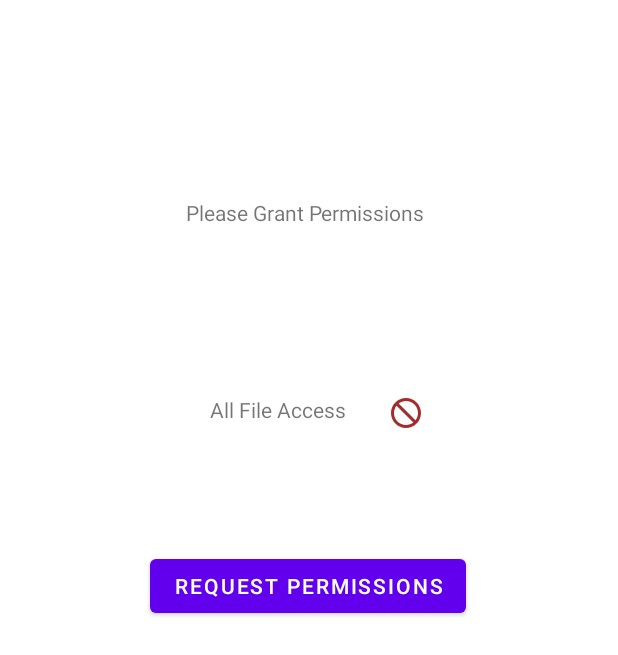
After one commit to bchooxg/CSIT321, an Android app: the fragment CustomSlidePolicyFragment shown on its own in the app's theme, on a phone screen of 412 x 824 dp. The commit adds this screen. Shown: the top 655 px of the screen. Run offline under Robolectric (Android 15) with nearby library versions, the phone set to English and light mode, and no system bars; libraries missing offline, so code that uses them is left out: com.github.appintro.

Commit message:
Updated intro logic

```diff
--- /dev/null
+++ b/app/src/main/java/com/example/firstapp/CustomSlidePolicyFragment.kt
@@ -0,0 +1,55 @@
+package com.example.firstapp
+
+import android.os.Bundle
+import android.util.Log
+import android.view.LayoutInflater
+import android.view.View
+import android.view.ViewGroup
+import android.widget.Button
+import android.widget.CheckBox
+import android.widget.ImageView
+import android.widget.Toast
+import androidx.fragment.app.Fragment
+import com.github.appintro.SlidePolicy
+
+class CustomSlidePolicyFragment : Fragment(), SlidePolicy {
+
+    private lateinit var checkBox: CheckBox
+    private lateinit var imageView: ImageView
+    private lateinit var button : Button
+
+    override fun onCreateView(
+        inflater: LayoutInflater,
+        container: ViewGroup?,
+        savedInstanceState: Bundle?
+    ): View? = inflater.inflate(R.layout.intro_layout, container, false)
+
+    override fun onViewCreated(view: View, savedInstanceState: Bundle?) {
+        super.onViewCreated(view, savedInstanceState)
+        imageView = view.findViewById(R.id.iv_intro_fragment)
+        button = view.findViewById(R.id.btn_intro_fragment)
+        button.setOnClickListener {
+            Toast.makeText(context, "Button Clicked", Toast.LENGTH_SHORT).show()
+            // Todo : add permission logic here
+            imageView.setImageResource(R.drawable.ic_baseline_check_24_green)
+            imageView.tag = R.drawable.ic_baseline_check_24_green
+        }
+    }
+
+    override val isPolicyRespected: Boolean
+        get() =  imageView.tag == R.drawable.ic_baseline_check_24_green
+
+    override fun onUserIllegallyRequestedNextPage() {
+        Toast.makeText(
+            requireContext(),
+            "Please check the checkbox to continue",
+            Toast.LENGTH_SHORT
+        ).show()
+    }
+
+    companion object {
+        fun newInstance() : CustomSlidePolicyFragment {
+            return CustomSlidePolicyFragment()
+        }
+    }
+}
--- a/app/src/main/java/com/example/firstapp/IntroActivity.kt
+++ b/app/src/main/java/com/example/firstapp/IntroActivity.kt
@@ -5,10 +5,7 @@ import androidx.appcompat.app.AppCompatActivity
 import android.os.Bundle
 import android.widget.Toast
 import androidx.fragment.app.Fragment
-import com.github.appintro.AppIntro
-import com.github.appintro.AppIntro2
-import com.github.appintro.AppIntroFragment
-import com.github.appintro.AppIntroPageTransformerType
+import com.github.appintro.*
 
 class IntroActivity : AppIntro2() {
 
@@ -16,26 +13,17 @@ class IntroActivity : AppIntro2() {
         super.onCreate(savedInstanceState)
         // Call addSlide passing your Fragments.
         // You can use AppIntroFragment to use a pre-built fragment
-        setTransformer(
-            AppIntroPageTransformerType.Parallax(
-            titleParallaxFactor = 1.0,
-            imageParallaxFactor = -1.0,
-            descriptionParallaxFactor = 2.0
-        ))
+        isWizardMode = true
+//        setTransformer(
+//            AppIntroPageTransformerType.Parallax(
+//            titleParallaxFactor = 1.0,
+//            imageParallaxFactor = -1.0,
+//            descriptionParallaxFactor = 2.0
+//        ))
         setIndicatorColor(
             selectedIndicatorColor = getColor(R.color.proj_select),
             unselectedIndicatorColor = getColor(R.color.prog_unselect)
         )
-
-        // Add permisson checker
-        askForPermissions(
-            permissions = arrayOf(
-                Manifest.permission.READ_EXTERNAL_STORAGE,
-                Manifest.permission.WRITE_EXTERNAL_STORAGE
-            ),
-            slideNumber = 4,
-            required = true)
-
 
 
         // Slide 1
@@ -80,6 +68,8 @@ class IntroActivity : AppIntro2() {
             descriptionTypefaceFontRes = R.font.open_sans,
         ))
         // Slide 5
+        addSlide(CustomSlidePolicyFragment.newInstance())
+        // Slide 6
         addSlide(AppIntroFragment.createInstance(
             title = "Lets get started",
             description =  "You are all ready to use the app",
--- /dev/null
+++ b/app/src/main/res/drawable/ic_baseline_check_24_green.xml
@@ -0,0 +1,5 @@
+<vector android:height="24dp" android:tint="#4BBA39"
+    android:viewportHeight="24" android:viewportWidth="24"
+    android:width="24dp" xmlns:android="http://schemas.android.com/apk/res/android">
+    <path android:fillColor="@android:color/white" android:pathData="M9,16.17L4.83,12l-1.42,1.41L9,19 21,7l-1.41,-1.41z"/>
+</vector>
--- /dev/null
+++ b/app/src/main/res/drawable/ic_baseline_do_not_disturb_24.xml
@@ -0,0 +1,5 @@
+<vector android:height="24dp" android:tint="#A52C2C"
+    android:viewportHeight="24" android:viewportWidth="24"
+    android:width="24dp" xmlns:android="http://schemas.android.com/apk/res/android">
+    <path android:fillColor="@android:color/white" android:pathData="M12,2C6.48,2 2,6.48 2,12s4.48,10 10,10 10,-4.48 10,-10S17.52,2 12,2zM12,20c-4.42,0 -8,-3.58 -8,-8 0,-1.85 0.63,-3.55 1.69,-4.9L16.9,18.31C15.55,19.37 13.85,20 12,20zM18.31,16.9L7.1,5.69C8.45,4.63 10.15,4 12,4c4.42,0 8,3.58 8,8 0,1.85 -0.63,3.55 -1.69,4.9z"/>
+</vector>
--- /dev/null
+++ b/app/src/main/res/layout/intro_layout.xml
@@ -0,0 +1,47 @@
+<?xml version="1.0" encoding="utf-8"?>
+<androidx.constraintlayout.widget.ConstraintLayout xmlns:android="http://schemas.android.com/apk/res/android"
+    xmlns:app="http://schemas.android.com/apk/res-auto"
+    xmlns:tools="http://schemas.android.com/tools"
+    android:layout_width="match_parent"
+    android:layout_height="match_parent">
+
+    <TextView
+        android:id="@+id/textView2"
+        android:layout_width="wrap_content"
+        android:layout_height="wrap_content"
+        android:layout_marginStart="124dp"
+        android:layout_marginTop="132dp"
+        android:text="Please Grant Permissions"
+        app:layout_constraintStart_toStartOf="parent"
+        app:layout_constraintTop_toTopOf="parent" />
+
+    <Button
+        android:id="@+id/btn_intro_fragment"
+        android:layout_width="wrap_content"
+        android:layout_height="wrap_content"
+        android:layout_marginStart="100dp"
+        android:layout_marginTop="84dp"
+        android:text="Request Permissions"
+        app:layout_constraintStart_toStartOf="parent"
+        app:layout_constraintTop_toBottomOf="@+id/textView3" />
+
+    <ImageView
+        android:id="@+id/iv_intro_fragment"
+        android:layout_width="wrap_content"
+        android:layout_height="wrap_content"
+        android:layout_marginStart="28dp"
+        android:layout_marginTop="112dp"
+        app:layout_constraintStart_toEndOf="@+id/textView3"
+        app:layout_constraintTop_toBottomOf="@+id/textView2"
+        app:srcCompat="@drawable/ic_baseline_do_not_disturb_24" />
+
+    <TextView
+        android:id="@+id/textView3"
+        android:layout_width="wrap_content"
+        android:layout_height="wrap_content"
+        android:layout_marginStart="140dp"
+        android:layout_marginTop="112dp"
+        android:text="All File Access"
+        app:layout_constraintStart_toStartOf="parent"
+        app:layout_constraintTop_toBottomOf="@+id/textView2" />
+</androidx.constraintlayout.widget.ConstraintLayout>
```
